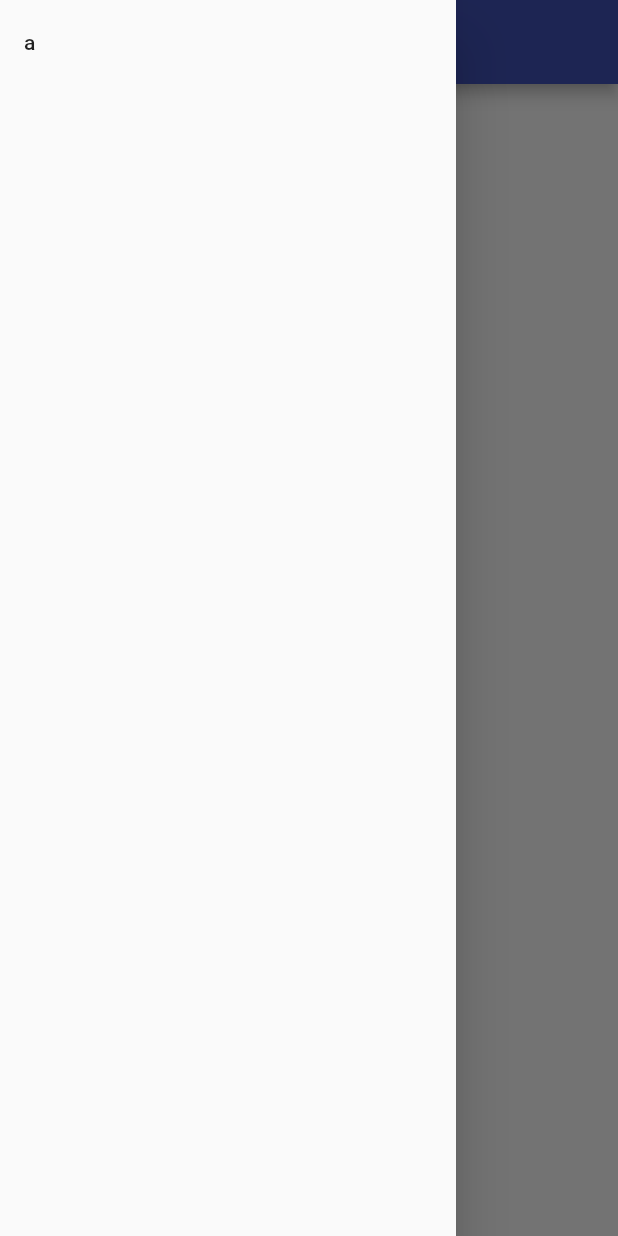
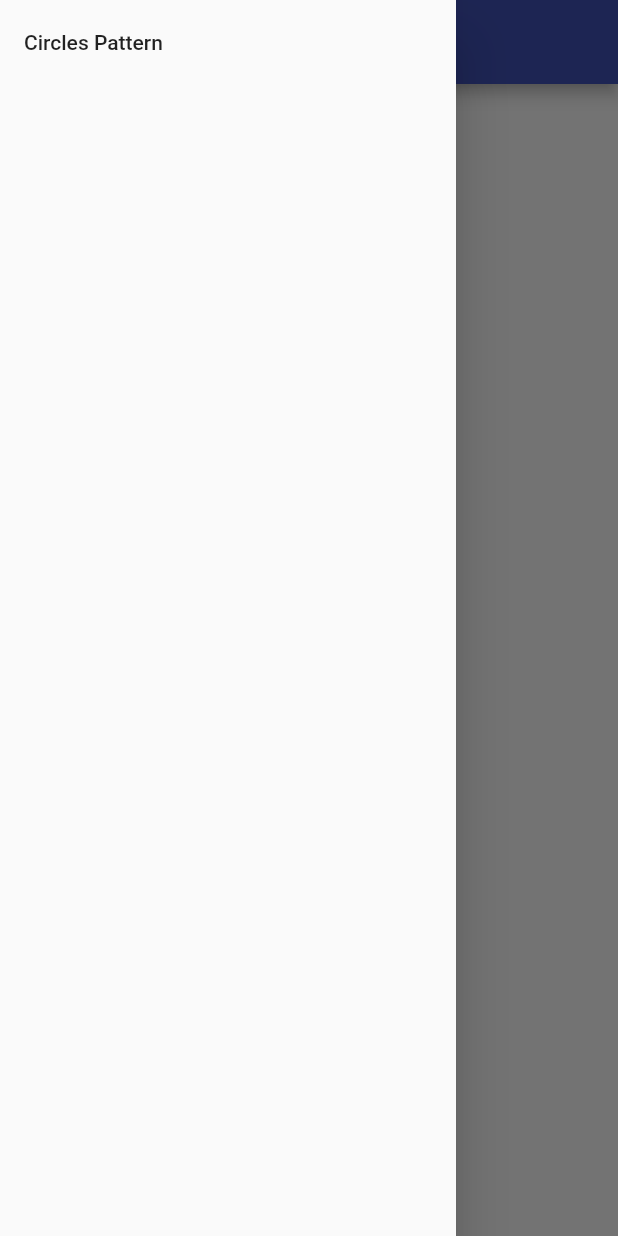
Before and after one commit to amir-msh/flutter_showcase, a Flutter app: the screen it shows after launch, with the side drawer open, on a phone screen of 412 x 824 dp. Run offline on Flutter 3.47's test engine with Material 2 defaults, Android fonts, the light colour scheme and no system bars.

Commit message:
Implemented circles pattern showcase (not responsive yet)

```diff
--- /dev/null
+++ b/lib/showcases/circles_pattern.dart
@@ -0,0 +1,128 @@
+import 'dart:math' as math;
+import 'package:flutter/foundation.dart';
+import 'package:flutter/material.dart';
+
+class CirclesPatternShowcase extends StatefulWidget {
+  const CirclesPatternShowcase({super.key});
+
+  @override
+  State<CirclesPatternShowcase> createState() => _CirclesPatternShowcaseState();
+}
+
+class _CirclesPatternShowcaseState extends State<CirclesPatternShowcase>
+    with SingleTickerProviderStateMixin {
+  late final Animation<double> _animation;
+  late final AnimationController _animationController;
+
+  @override
+  void initState() {
+    _animationController = AnimationController(
+      vsync: this,
+      duration: const Duration(milliseconds: 5000),
+    )..repeat(reverse: true);
+
+    _animation = Tween<double>(begin: 0, end: 1).animate(
+      CurvedAnimation(
+        parent: _animationController,
+        curve: Curves.easeInOut,
+      ),
+    );
+    super.initState();
+  }
+
+  @override
+  void dispose() {
+    _animationController.dispose();
+    super.dispose();
+  }
+
+  @override
+  Widget build(BuildContext context) {
+    return AnimatedBuilder(
+      animation: _animation,
+      builder: (context, child) {
+        return CustomPaint(
+          key: const Key('circles-pattern'),
+          painter: _CirclesPatternPainter(_animation),
+          // isComplex: true,
+          willChange: kDebugMode,
+          child: const SizedBox.expand(),
+        );
+      },
+    );
+  }
+}
+
+class _CirclesPatternPainter extends CustomPainter {
+  final Animation<double> animation;
+  static const Iterable<Color> gradientColors = [
+    Colors.brown,
+    Colors.red,
+    Colors.orange,
+    Colors.green,
+    Colors.cyan,
+    Colors.indigo,
+    Colors.purple,
+  ];
+
+  _CirclesPatternPainter(this.animation);
+
+  @override
+  void paint(Canvas canvas, Size size) {
+    final opacityInterval = CurvedAnimation(
+      parent: animation,
+      curve: const Interval(0.0, 0.1),
+    );
+    final distanceInterval = CurvedAnimation(
+      parent: CurvedAnimation(
+        parent: animation,
+        curve: const Interval(0.20, 0.9),
+      ),
+      curve: Curves.elasticInOut,
+    );
+
+    canvas.translate(
+      size.width / 2,
+      size.height / 2,
+    );
+    final paint = Paint()
+      ..style = PaintingStyle.stroke
+      ..strokeWidth = Tween<double>(
+        begin: 3,
+        end: 1.75,
+      ).animate(animation).value
+      ..shader = RadialGradient(
+        colors: gradientColors
+            .map((e) => e.withOpacity(opacityInterval.value))
+            .toList(),
+        radius: Tween<double>(
+          begin: 0.9,
+          end: 0.39,
+        ).animate(animation).value,
+      ).createShader(
+        Rect.fromCircle(
+          center: Offset.zero,
+          radius: size.width / 2,
+        ),
+      )
+      ..isAntiAlias = true; // !kDebugMode
+
+    final circleCount = 33 * animation.value;
+    final radianStep = (math.pi * 2) / circleCount;
+
+    for (var i = 0; i < circleCount; i++) {
+      final offset = Offset.fromDirection(
+        radianStep * i + (math.pi * 2 * animation.value),
+        Tween<double>(begin: 70, end: 130).animate(distanceInterval).value,
+      );
+
+      canvas.drawCircle(offset, 100, paint);
+    }
+  }
+
+  @override
+  bool shouldRepaint(_CirclesPatternPainter oldDelegate) => kDebugMode;
+
+  @override
+  bool shouldRebuildSemantics(_CirclesPatternPainter oldDelegate) => kDebugMode;
+}
--- a/lib/utils/showcase_items.dart
+++ b/lib/utils/showcase_items.dart
@@ -1,9 +1,9 @@
-import 'package:flutter/material.dart';
 import 'package:flutter_showcase/models/showcase_item.dart';
+import 'package:flutter_showcase/showcases/circles_pattern.dart';
 
 final showcaseItemsList = <ShowcaseItem>[
   ShowcaseItem(
-    name: 'a',
-    pageBuilder: (context) => Scaffold(),
+    name: 'Circles Pattern',
+    pageBuilder: (context) => const CirclesPatternShowcase(),
   ),
 ];
```
